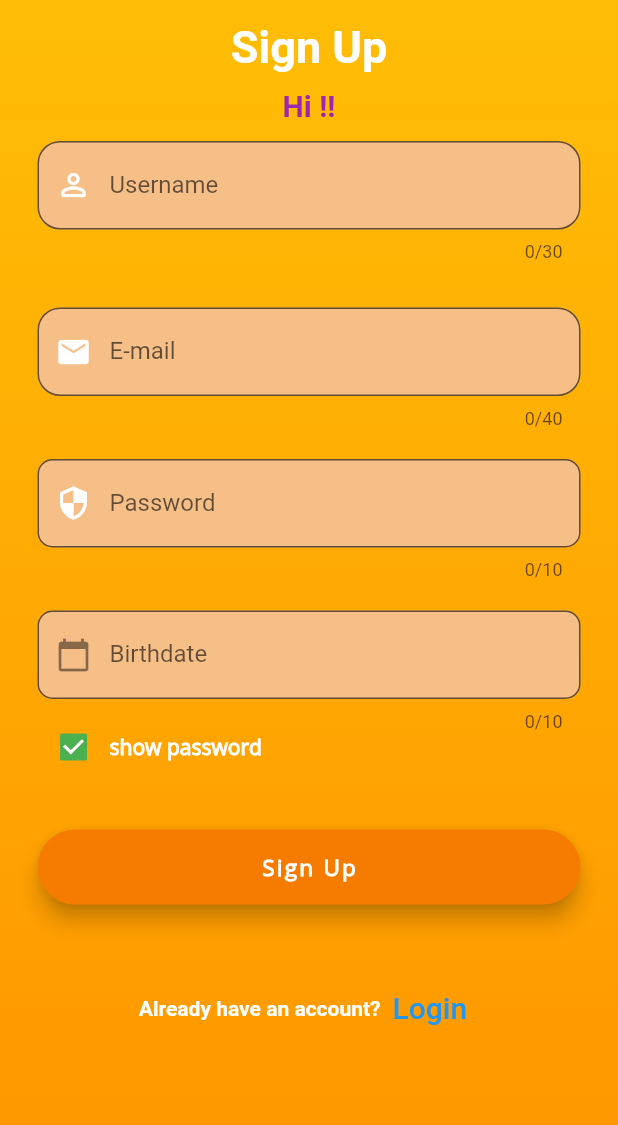
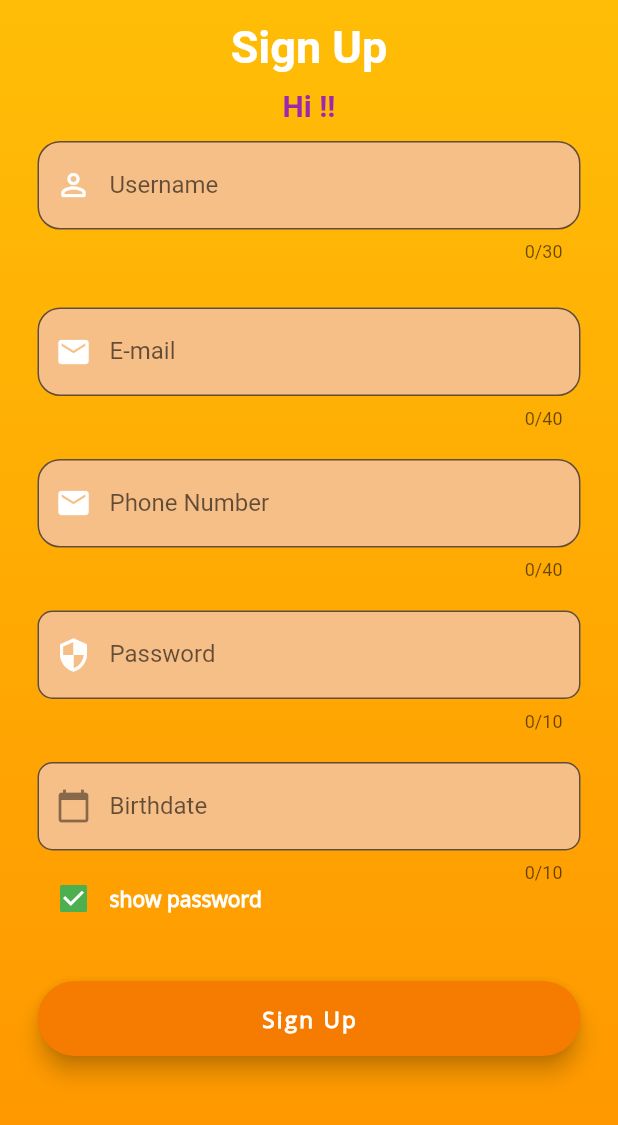
Before and after one commit to Sahim98/FaceEmotion, a Flutter app: the screen it shows after launch, after a tap on "Sign up", on a phone screen of 412 x 824 dp, the part 111-1236 px from its top. Run offline on Flutter 3.47's test engine with Material 2 defaults, Android fonts, the phone set to English and light mode, and no system bars; drawn by our look-alikes of animated_text_kit; our stand-ins replace bottom_navy_bar, cloud_firestore, dio, firebase_auth, firebase_core, firebase_storage and 8 more; missing offline and left inert: flutter_inappwebview, sass, syncfusion_flutter_pdf, tflite; accounts and stored records are empty; network calls fail; Roboto replaces fonts that are missing (Aladin).

Commit message:
final commit

```diff
--- a/lib/auth/SignUp/signup.dart
+++ b/lib/auth/SignUp/signup.dart
@@ -29,6 +29,7 @@ class _SignUpState extends State<SignUp> {
   final passController = TextEditingController();
   final _usrcontroller = TextEditingController();
   final _agecontroller = TextEditingController();
+  final phoneController = TextEditingController();
 
   //-------------------creating table of Username
   final firestore = FirebaseFirestore.instance
@@ -86,7 +87,6 @@ class _SignUpState extends State<SignUp> {
       });
     });
   }
-
 
   @override
   void dispose() {
@@ -240,8 +240,11 @@ class _SignUpState extends State<SignUp> {
                           validator: (value) {
                             if (value!.isEmpty) {
                               return 'E-mail is required';
-                            } else {
-                              return null;
+                            }
+                            if (RegExp(r"^\w+([\.-]?\w+)*@\w+([\.-]?\w+)*(\.\w{2,3})+$")
+                                    .hasMatch(value) ==
+                                false) {
+                              return 'Email is badly formatted';
                             }
                           },
                           controller: emailController,
@@ -251,6 +254,38 @@ class _SignUpState extends State<SignUp> {
                               color: Colors.white,
                             ),
                             labelText: 'E-mail',
+                            border: OutlineInputBorder(
+                              borderRadius:
+                                  BorderRadius.all(Radius.circular(15)),
+                            ),
+                            filled: true,
+                            fillColor: Color.fromARGB(255, 246, 191, 135),
+                          ),
+                          keyboardType: TextInputType.text,
+                          maxLength: 40,
+                          autocorrect: true,
+                        ),
+                        const SizedBox(
+                          height: 20,
+                        ),
+                        TextFormField(
+                          validator: (value) {
+                            if (value!.isEmpty) {
+                              return 'Phone number is required';
+                            }
+                            if (RegExp(r"^(\+88)?[0-0]{1}[1-1]{1}[0-9]{3}[-]?[0-9]{6}$")
+                                    .hasMatch(value) ==
+                                false) {
+                              return 'Phone number is badly formatted';
+                            }
+                          },
+                          controller: phoneController,
+                          decoration: const InputDecoration(
+                            prefixIcon: Icon(
+                              Icons.email,
+                              color: Colors.white,
+                            ),
+                            labelText: 'Phone Number',
                             border: OutlineInputBorder(
                               borderRadius:
                                   BorderRadius.all(Radius.circular(15)),
--- a/pubspec.yaml
+++ b/pubspec.yaml
@@ -40,6 +40,7 @@ dependencies:
   path_provider: ^2.0.15
   lottie: ^2.3.2
   dio: ^5.3.0
+  image: ^4.0.17
 
 
 
```
Also changed, not shown: assets/label.txt (added, +7 -0 lines), lib/auth/Predict/tensorflow.dart (+20 -11 lines), pubspec.lock, 1 other file.
